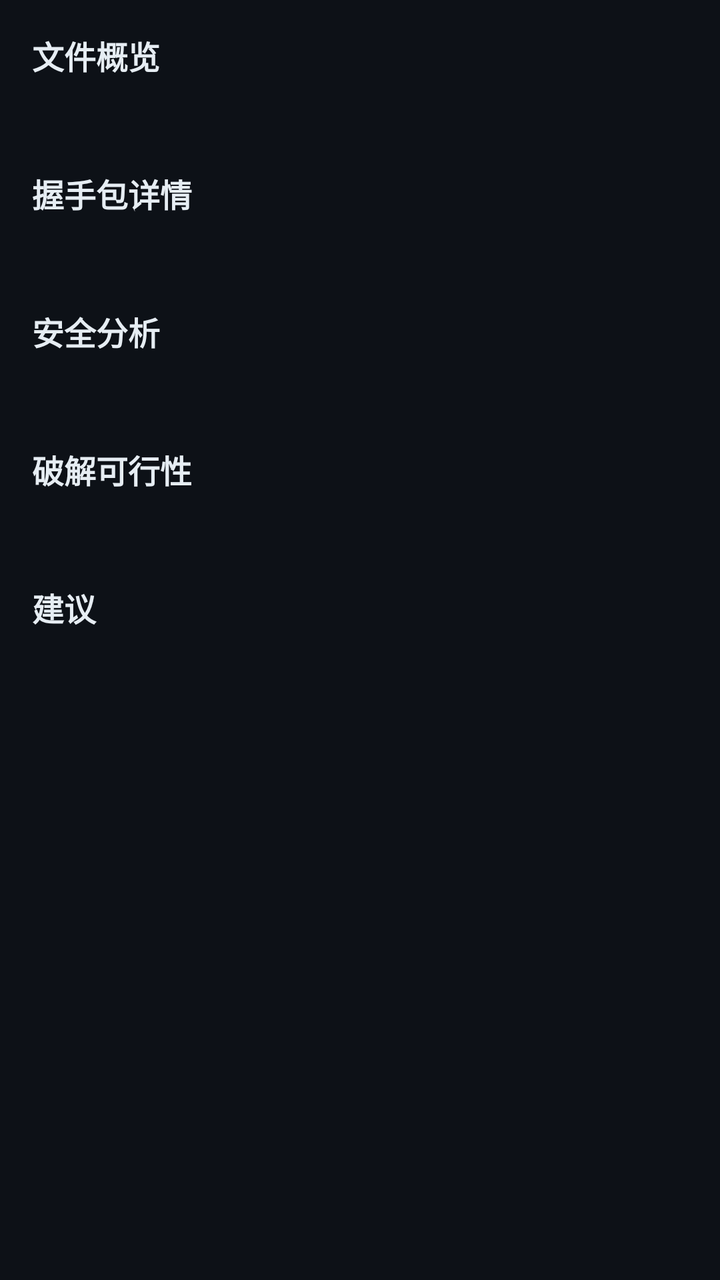
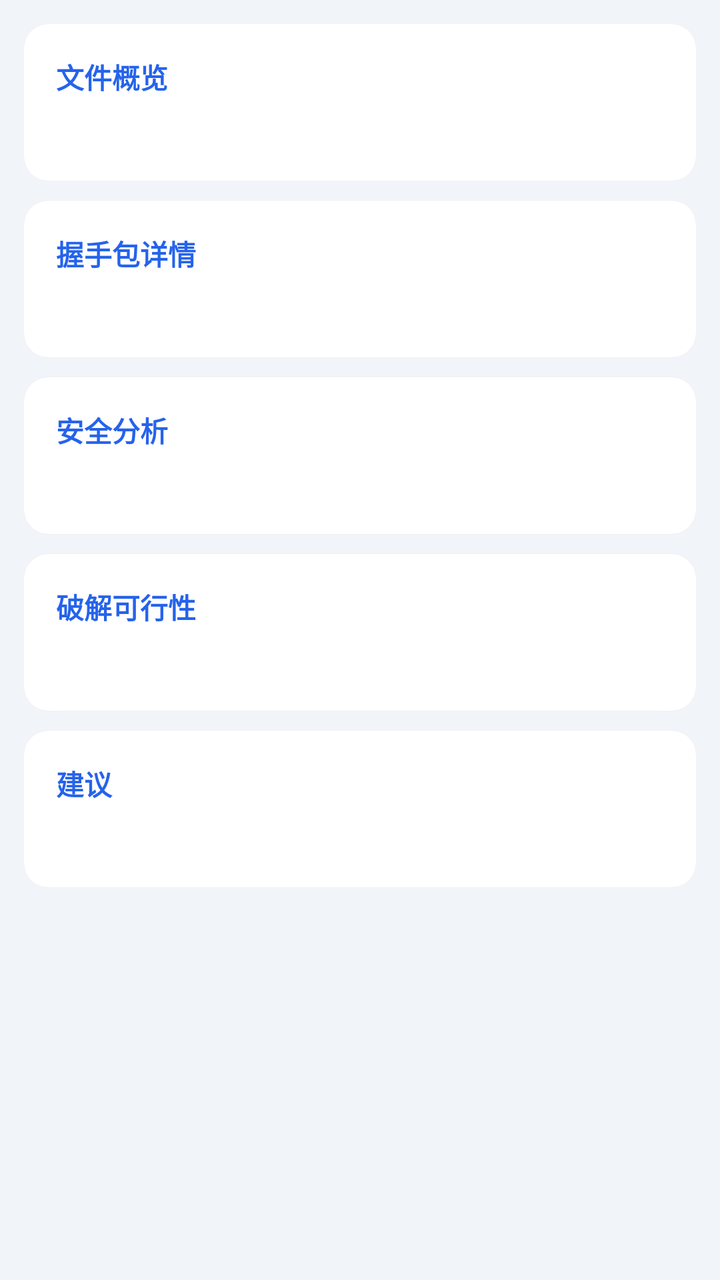

Before-and-after screenshots of an Android layout around one commit, followed by the original layout XML and the change that was made.
<!-- AndroidManifest.xml: application theme Theme.WifiAnalyzer -->
<!-- res/layout/fragment_ai_analysis.xml -->
<?xml version="1.0" encoding="utf-8"?>
<ScrollView xmlns:android="http://schemas.android.com/apk/res/android"
    android:layout_width="match_parent"
    android:layout_height="match_parent"
    android:background="#FF0D1117">

    <LinearLayout
        android:layout_width="match_parent"
        android:layout_height="wrap_content"
        android:orientation="vertical"
        android:padding="16dp">

        <TextView
            android:layout_width="match_parent"
            android:layout_height="wrap_content"
            android:text="文件概览"
            android:textSize="16sp"
            android:textColor="#FFE6EDF3"
            android:textStyle="bold"
            android:layout_marginBottom="8dp" />

        <TextView
            android:id="@+id/tvFileOverview"
            android:layout_width="match_parent"
            android:layout_height="wrap_content"
            android:textColor="#FFC9D1D9"
            android:textSize="13sp"
            android:layout_marginBottom="20dp" />

        <TextView
            android:layout_width="match_parent"
            android:layout_height="wrap_content"
            android:text="握手包详情"
            android:textSize="16sp"
            android:textColor="#FFE6EDF3"
            android:textStyle="bold"
            android:layout_marginBottom="8dp" />

        <TextView
            android:id="@+id/tvHandshakeSummary"
            android:layout_width="match_parent"
            android:layout_height="wrap_content"
            android:textColor="#FF58A6FF"
            android:textSize="13sp"
            android:layout_marginBottom="20dp" />

        <TextView
            android:layout_width="match_parent"
            android:layout_height="wrap_content"
            android:text="安全分析"
            android:textSize="16sp"
            android:textColor="#FFE6EDF3"
            android:textStyle="bold"
            android:layout_marginBottom="8dp" />

        <TextView
            android:id="@+id/tvSecurityAnalysis"
            android:layout_width="match_parent"
            android:layout_height="wrap_content"
            android:textColor="#FFFF5722"
            android:textSize="13sp"
            android:layout_marginBottom="20dp" />

        <TextView
            android:layout_width="match_parent"
            android:layout_height="wrap_content"
            android:text="破解可行性"
            android:textSize="16sp"
            android:textColor="#FFE6EDF3"
            android:textStyle="bold"
            android:layout_marginBottom="8dp" />

        <TextView
            android:id="@+id/tvCrackableInfo"
            android:layout_width="match_parent"
            android:layout_height="wrap_content"
            android:textColor="#FF3FB950"
            android:textSize="13sp"
            android:layout_marginBottom="20dp" />

        <TextView
            android:layout_width="match_parent"
            android:layout_height="wrap_content"
            android:text="建议"
            android:textSize="16sp"
            android:textColor="#FFE6EDF3"
            android:textStyle="bold"
            android:layout_marginBottom="8dp" />

        <TextView
            android:id="@+id/tvRecommendations"
            android:layout_width="match_parent"
            android:layout_height="wrap_content"
            android:textColor="#FFC9D1D9"
            android:textSize="13sp" />

    </LinearLayout>
</ScrollView>
<!-- resources referenced by this layout -->
<resources>
  <style name="Theme.WifiAnalyzer" parent="Theme.MaterialComponents.DayNight.NoActionBar">
          <item name="colorPrimary">#FF1F6FEB</item>
          <item name="colorPrimaryVariant">#FF388BFD</item>
          <item name="colorOnPrimary">#FFFFFFFF</item>
          <item name="android:colorBackground">#FF0D1117</item>
          <item name="colorSurface">#FF21262D</item>
          <item name="colorOnSurface">#FFE6EDF3</item>
          <item name="colorSecondary">#FF58A6FF</item>
          <item name="colorOnSecondary">#FFFFFFFF</item>
          <item name="android:statusBarColor">#FF0D1117</item>
          <item name="android:navigationBarColor">#FF0D1117</item>
          <item name="android:windowLightStatusBar">false</item>
      </style>
</resources>

<!-- the commit's change to res/layout/fragment_ai_analysis.xml (unified diff, before → after) -->
@@ -1,98 +1,169 @@
 <?xml version="1.0" encoding="utf-8"?>
 <ScrollView xmlns:android="http://schemas.android.com/apk/res/android"
+    xmlns:app="http://schemas.android.com/apk/res-auto"
     android:layout_width="match_parent"
     android:layout_height="match_parent"
-    android:background="#FF0D1117">
+    android:background="#FFF1F5F9">
 
     <LinearLayout
         android:layout_width="match_parent"
         android:layout_height="wrap_content"
         android:orientation="vertical"
-        android:padding="16dp">
+        android:padding="12dp">
 
-        <TextView
+        <com.google.android.material.card.MaterialCardView
             android:layout_width="match_parent"
             android:layout_height="wrap_content"
-            android:text="文件概览"
-            android:textSize="16sp"
-            android:textColor="#FFE6EDF3"
-            android:textStyle="bold"
-            android:layout_marginBottom="8dp" />
+            app:cardCornerRadius="12dp"
+            app:cardElevation="1dp"
+            android:layout_marginBottom="10dp">
 
-        <TextView
-            android:id="@+id/tvFileOverview"
+            <LinearLayout
+                android:layout_width="match_parent"
+                android:layout_height="wrap_content"
+                android:orientation="vertical"
+                android:padding="16dp">
+
+                <TextView
+                    android:layout_width="match_parent"
+                    android:layout_height="wrap_content"
+                    android:text="文件概览"
+                    android:textSize="14sp"
+                    android:textColor="#FF2563EB"
+                    android:textStyle="bold"
+                    android:layout_marginBottom="8dp" />
+
+                <TextView
+                    android:id="@+id/tvFileOverview"
+                    android:layout_width="match_parent"
+                    android:layout_height="wrap_content"
+                    android:textColor="#FF475569"
+                    android:textSize="13sp" />
+            </LinearLayout>
+        </com.google.android.material.card.MaterialCardView>
+
+        <com.google.android.material.card.MaterialCardView
             android:layout_width="match_parent"
             android:layout_height="wrap_content"
-            android:textColor="#FFC9D1D9"
-            android:textSize="13sp"
-            android:layout_marginBottom="20dp" />
+            app:cardCornerRadius="12dp"
+            app:cardElevation="1dp"
+            android:layout_marginBottom="10dp">
 
-        <TextView
+            <LinearLayout
+                android:layout_width="match_parent"
+                android:layout_height="wrap_content"
+                android:orientation="vertical"
+                android:padding="16dp">
+
+                <TextView
+                    android:layout_width="match_parent"
+                    android:layout_height="wrap_content"
+                    android:text="握手包详情"
+                    android:textSize="14sp"
+                    android:textColor="#FF2563EB"
+                    android:textStyle="bold"
+                    android:layout_marginBottom="8dp" />
+
+                <TextView
+                    android:id="@+id/tvHandshakeSummary"
+                    android:layout_width="match_parent"
+                    android:layout_height="wrap_content"
+                    android:textColor="#FF1E293B"
+                    android:textSize="13sp" />
+            </LinearLayout>
+        </com.google.android.material.card.MaterialCardView>
+
+        <com.google.android.material.card.MaterialCardView
             android:layout_width="match_parent"
             android:layout_height="wrap_content"
-            android:text="握手包详情"
-            android:textSize="16sp"
-            android:textColor="#FFE6EDF3"
-            android:textStyle="bold"
-            android:layout_marginBottom="8dp" />
+            app:cardCornerRadius="12dp"
+            app:cardElevation="1dp"
+            android:layout_marginBottom="10dp">
 
-        <TextView
-            android:id="@+id/tvHandshakeSummary"
+            <LinearLayout
+                android:layout_width="match_parent"
+                android:layout_height="wrap_content"
+                android:orientation="vertical"
+                android:padding="16dp">
+
+                <TextView
+                    android:layout_width="match_parent"
+                    android:layout_height="wrap_content"
+                    android:text="安全分析"
+                    android:textSize="14sp"
+                    android:textColor="#FF2563EB"
+                    android:textStyle="bold"
+                    android:layout_marginBottom="8dp" />
+
+                <TextView
+                    android:id="@+id/tvSecurityAnalysis"
+                    android:layout_width="match_parent"
+                    android:layout_height="wrap_content"
+                    android:textColor="#FF1E293B"
+                    android:textSize="13sp" />
+            </LinearLayout>
+        </com.google.android.material.card.MaterialCardView>
+
+        <com.google.android.material.card.MaterialCardView
             android:layout_width="match_parent"
             android:layout_height="wrap_content"
-            android:textColor="#FF58A6FF"
-            android:textSize="13sp"
-            android:layout_marginBottom="20dp" />
+            app:cardCornerRadius="12dp"
+            app:cardElevation="1dp"
+            android:layout_marginBottom="10dp">
 
-        <TextView
+            <LinearLayout
+                android:layout_width="match_parent"
+                android:layout_height="wrap_content"
+                android:orientation="vertical"
+                android:padding="16dp">
+
+                <TextView
+                    android:layout_width="match_parent"
+                    android:layout_height="wrap_content"
+                    android:text="破解可行性"
+                    android:textSize="14sp"
+                    android:textColor="#FF2563EB"
+                    android:textStyle="bold"
+                    android:layout_marginBottom="8dp" />
+
+                <TextView
+                    android:id="@+id/tvCrackableInfo"
+                    android:layout_width="match_parent"
+                    android:layout_height="wrap_content"
+                    android:textColor="#FF16A34A"
+                    android:textSize="13sp" />
+            </LinearLayout>
+        </com.google.android.material.card.MaterialCardView>
+
+        <com.google.android.material.card.MaterialCardView
             android:layout_width="match_parent"
             android:layout_height="wrap_content"
-            android:text="安全分析"
-            android:textSize="16sp"
-            android:textColor="#FFE6EDF3"
-            android:textStyle="bold"
-            android:layout_marginBottom="8dp" />
+            app:cardCornerRadius="12dp"
+            app:cardElevation="1dp"
+            android:layout_marginBottom="10dp">
 
-        <TextView
-            android:id="@+id/tvSecurityAnalysis"
-            android:layout_width="match_parent"
-            android:layout_height="wrap_content"
-            android:textColor="#FFFF5722"
-            android:textSize="13sp"
-            android:layout_marginBottom="20dp" />
+            <LinearLayout
+                android:layout_width="match_parent"
+                android:layout_height="wrap_content"
+                android:orientation="vertical"
+                android:padding="16dp">
 
-        <TextView
-            android:layout_width="match_parent"
-            android:layout_height="wrap_content"
-            android:text="破解可行性"
-            android:textSize="16sp"
-            android:textColor="#FFE6EDF3"
-            android:textStyle="bold"
-            android:layout_marginBottom="8dp" />
+                <TextView
+                    android:layout_width="match_parent"
+                    android:layout_height="wrap_content"
+                    android:text="建议"
+                    android:textSize="14sp"
+                    android:textColor="#FF2563EB"
+                    android:textStyle="bold"
+                    android:layout_marginBottom="8dp" />
 
-        <TextView
-            android:id="@+id/tvCrackableInfo"
-            android:layout_width="match_parent"
-            android:layout_height="wrap_content"
-            android:textColor="#FF3FB950"
-            android:textSize="13sp"
-            android:layout_marginBottom="20dp" />
-
-        <TextView
-            android:layout_width="match_parent"
-            android:layout_height="wrap_content"
-            android:text="建议"
-            android:textSize="16sp"
-            android:textColor="#FFE6EDF3"
-            android:textStyle="bold"
-            android:layout_marginBottom="8dp" />
-
-        <TextView
-            android:id="@+id/tvRecommendations"
-            android:layout_width="match_parent"
-            android:layout_height="wrap_content"
-            android:textColor="#FFC9D1D9"
-            android:textSize="13sp" />
-
+                <TextView
+                    android:id="@+id/tvRecommendations"
+                    android:layout_width="match_parent"
+                    android:layout_height="wrap_content"
+                    android:textColor="#FF475569"
+                    android:textSize="13sp" />
+            </LinearLayout>
+        </com.google.android.material.card.MaterialCardView>
     </LinearLayout>
 </ScrollView>
<!-- resource entries referenced after the edit -->
@@ -1,17 +1,17 @@
 <!-- resources referenced by this layout -->
 <resources>
   <style name="Theme.WifiAnalyzer" parent="Theme.MaterialComponents.DayNight.NoActionBar">
-          <item name="colorPrimary">#FF1F6FEB</item>
-          <item name="colorPrimaryVariant">#FF388BFD</item>
+          <item name="colorPrimary">#FF2563EB</item>
+          <item name="colorPrimaryVariant">#FF1D4ED8</item>
           <item name="colorOnPrimary">#FFFFFFFF</item>
-          <item name="android:colorBackground">#FF0D1117</item>
-          <item name="colorSurface">#FF21262D</item>
-          <item name="colorOnSurface">#FFE6EDF3</item>
-          <item name="colorSecondary">#FF58A6FF</item>
+          <item name="android:colorBackground">#FFF1F5F9</item>
+          <item name="colorSurface">#FFFFFFFF</item>
+          <item name="colorOnSurface">#FF1E293B</item>
+          <item name="colorSecondary">#FF16A34A</item>
           <item name="colorOnSecondary">#FFFFFFFF</item>
-          <item name="android:statusBarColor">#FF0D1117</item>
-          <item name="android:navigationBarColor">#FF0D1117</item>
-          <item name="android:windowLightStatusBar">false</item>
+          <item name="android:statusBarColor">#FFF1F5F9</item>
+          <item name="android:navigationBarColor">#FFF1F5F9</item>
+          <item name="android:windowLightStatusBar">true</item>
       </style>
 </resources>
 
